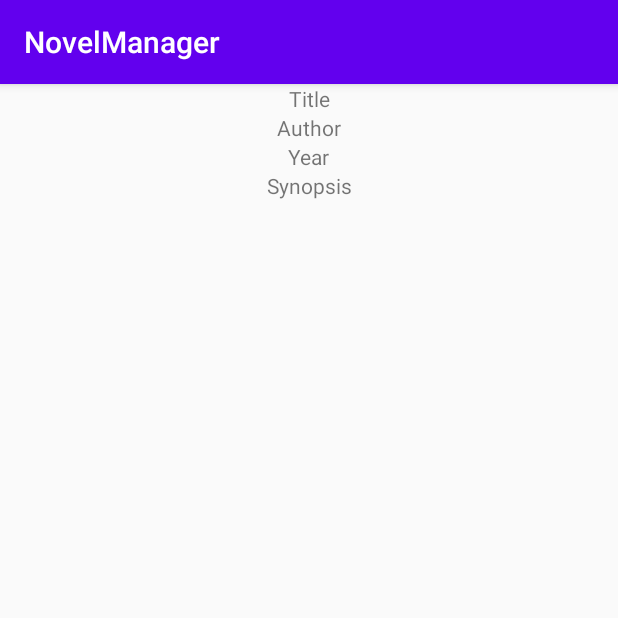
After one commit to pablonso308/NovelManager, an Android app built with Jetpack Compose: the fragment NovelDetailFragment shown on its own in the app's theme, on a phone screen of 412 x 824 dp, the top half of it. The commit adds this screen. Run offline under Robolectric (Android 15) with nearby library versions, the phone set to English and light mode, and no system bars.

Commit message:
version 3 aplicacion de fragmentos a la aplicacion y por malentendidos se ha implementado tambien una pantalla de inicio a la aplicacion

```diff
--- a/app/build.gradle.kts
+++ b/app/build.gradle.kts
@@ -66,7 +66,8 @@ dependencies {
     implementation(libs.androidx.room.ktx)
     implementation(libs.androidx.preference.ktx)
     implementation(libs.androidx.preference)
-    kapt(libs.androidx.room.compiler) // Ensure this line is present
+    implementation(libs.androidx.fragment)
+    kapt(libs.androidx.room.compiler)
     testImplementation(libs.junit)
     androidTestImplementation(libs.androidx.junit)
     androidTestImplementation(libs.androidx.espresso.core)
@@ -78,5 +79,8 @@ dependencies {
     implementation("com.squareup.retrofit2:converter-gson:2.9.0")
     implementation ("androidx.preference:preference:1.1.1")
     implementation ("androidx.sqlite:sqlite:2.1.0")
+    implementation ("androidx.fragment:fragment-ktx:1.3.6")
+    implementation ("androidx.navigation:navigation-fragment-ktx:2.3.5")
+    implementation ("androidx.navigation:navigation-ui-ktx:2.3.5")
 
 }
--- /dev/null
+++ b/app/src/main/java/com/example/novelmanager/fragmentos/NovelDetailFragment.kt
@@ -0,0 +1,39 @@
+package com.example.novelmanager
+
+import android.os.Bundle
+import androidx.fragment.app.Fragment
+import android.view.LayoutInflater
+import android.view.View
+import android.view.ViewGroup
+import android.widget.TextView
+
+class NovelDetailFragment : Fragment() {
+
+    private lateinit var textViewTitle: TextView
+    private lateinit var textViewAuthor: TextView
+    private lateinit var textViewYear: TextView
+    private lateinit var textViewSynopsis: TextView
+
+    override fun onCreateView(
+        inflater: LayoutInflater, container: ViewGroup?,
+        savedInstanceState: Bundle?
+    ): View? {
+        val view = inflater.inflate(R.layout.fragment_novel_detail, container, false)
+
+        textViewTitle = view.findViewById(R.id.textViewTitle)
+        textViewAuthor = view.findViewById(R.id.textViewAuthor)
+        textViewYear = view.findViewById(R.id.textViewYear)
+        textViewSynopsis = view.findViewById(R.id.textViewSynopsis)
+
+        // Obtener datos de la novela seleccionada y mostrarlos
+        val args = arguments
+        if (args != null) {
+            textViewTitle.text = args.getString("title")
+            textViewAuthor.text = args.getString("author")
+            textViewYear.text = args.getInt("year").toString()
+            textViewSynopsis.text = args.getString("synopsis")
+        }
+
+        return view
+    }
+}
--- a/app/src/main/res/layout/activity_main.xml
+++ b/app/src/main/res/layout/activity_main.xml
@@ -4,6 +4,8 @@
     android:layout_width="match_parent"
     android:layout_height="match_parent"
     tools:context=".MainActivity">
+
+
 
     <GridLayout
         android:id="@+id/buttonGrid"
--- /dev/null
+++ b/app/src/main/res/layout/fragment_novel_detail.xml
@@ -0,0 +1,43 @@
+<androidx.constraintlayout.widget.ConstraintLayout xmlns:android="http://schemas.android.com/apk/res/android"
+    xmlns:app="http://schemas.android.com/apk/res-auto"
+    xmlns:tools="http://schemas.android.com/tools"
+    android:layout_width="match_parent"
+    android:layout_height="match_parent"
+    tools:context=".NovelDetailFragment">
+
+    <TextView
+        android:id="@+id/textViewTitle"
+        android:layout_width="wrap_content"
+        android:layout_height="wrap_content"
+        android:text="Title"
+        app:layout_constraintTop_toTopOf="parent"
+        app:layout_constraintStart_toStartOf="parent"
+        app:layout_constraintEnd_toEndOf="parent"/>
+
+    <TextView
+        android:id="@+id/textViewAuthor"
+        android:layout_width="wrap_content"
+        android:layout_height="wrap_content"
+        android:text="Author"
+        app:layout_constraintTop_toBottomOf="@id/textViewTitle"
+        app:layout_constraintStart_toStartOf="parent"
+        app:layout_constraintEnd_toEndOf="parent"/>
+
+    <TextView
+        android:id="@+id/textViewYear"
+        android:layout_width="wrap_content"
+        android:layout_height="wrap_content"
+        android:text="Year"
+        app:layout_constraintTop_toBottomOf="@id/textViewAuthor"
+        app:layout_constraintStart_toStartOf="parent"
+        app:layout_constraintEnd_toEndOf="parent"/>
+
+    <TextView
+        android:id="@+id/textViewSynopsis"
+        android:layout_width="wrap_content"
+        android:layout_height="wrap_content"
+        android:text="Synopsis"
+        app:layout_constraintTop_toBottomOf="@id/textViewYear"
+        app:layout_constraintStart_toStartOf="parent"
+        app:layout_constraintEnd_toEndOf="parent"/>
+</androidx.constraintlayout.widget.ConstraintLayout>
--- a/gradle/libs.versions.toml
+++ b/gradle/libs.versions.toml
@@ -15,7 +15,8 @@ constraintlayout = "2.1.4"
 roomKtx = "2.6.1"
 roomCompiler = "2.6.1"
 preferenceKtx = "1.2.1"
-preference = "1.2.1" # Add this line
+preference = "1.2.1"
+fragment = "1.8.5" # Add this line
 
 [libraries]
 androidx-core-ktx = { group = "androidx.core", name = "core-ktx", version.ref = "coreKtx" }
@@ -39,7 +40,8 @@ androidx-constraintlayout = { group = "androidx.constraintlayout", name = "const
 androidx-room-ktx = { group = "androidx.room", name = "room-ktx", version.ref = "roomKtx" }
 androidx-room-compiler = { group = "androidx.room", name = "room-compiler", version.ref = "roomCompiler" }
 androidx-preference-ktx = { group = "androidx.preference", name = "preference-ktx", version.ref = "preferenceKtx" }
-androidx-preference = { group = "androidx.preference", name = "preference", version.ref = "preference" } # Add this line
+androidx-preference = { group = "androidx.preference", name = "preference", version.ref = "preference" }
+androidx-fragment = { group = "androidx.fragment", name = "fragment", version.ref = "fragment" } # Add this line
 
 [plugins]
 android-application = { id = "com.android.application", version.ref = "agp" }
```
Also changed, not shown: app/src/main/AndroidManifest.xml (+10 -4 lines), app/src/main/java/com/example/novelmanager/NovelViewmodel.kt (+6 -4 lines), app/src/main/java/com/example/novelmanager/fragmentos/NovelListFragment.kt (added, +38 -0 lines), app/src/main/java/com/example/novelmanager/startActivity.kt (added, +20 -0 lines), app/src/main/res/drawable/your_logo.xml (added, +10 -0 lines), app/src/main/res/layout/activity_start.xml (added, +16 -0 lines), app/src/main/res/layout/fragment_novel_list.xml (added, +16 -0 lines).
